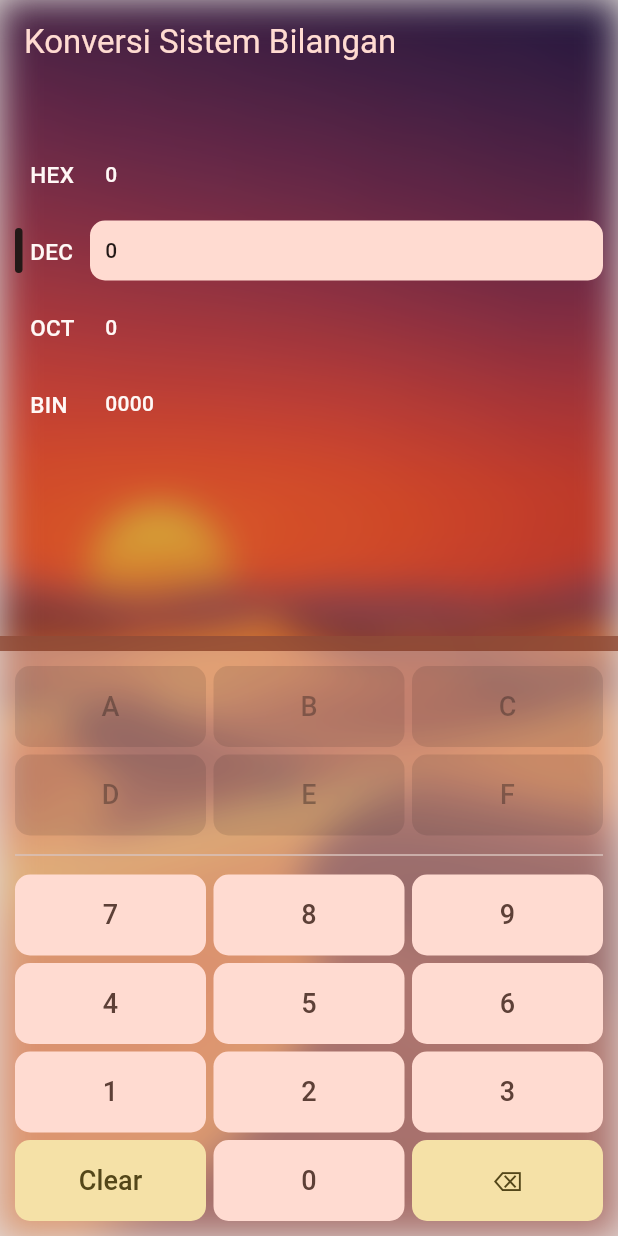
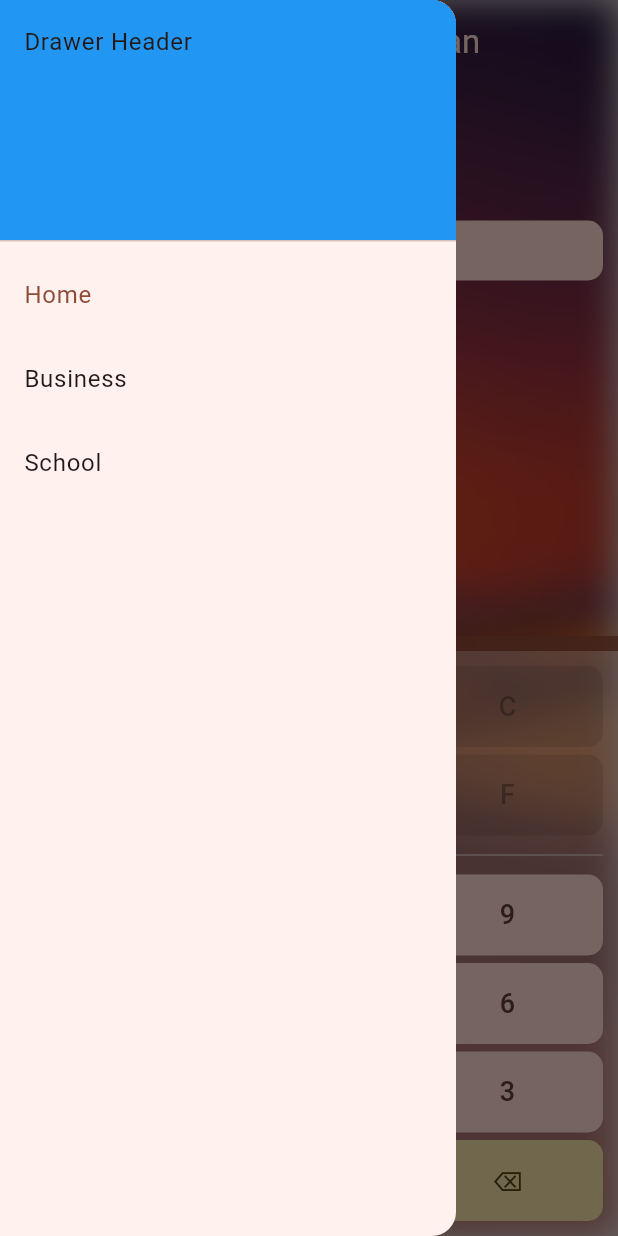
Before and after one commit to JavierGavra/number_conversion, a Flutter app: the screen it shows after launch, with the side drawer open (before the commit the screen has no drawer), on a phone screen of 412 x 824 dp. Run offline on Flutter 3.47's test engine with Material 3 defaults, Android fonts, the light colour scheme and no system bars; our stand-ins replace bloc, equatable, flutter_bloc.

Commit message:
Change project structure

```diff
--- /dev/null
+++ b/lib/core/bloc/provider.dart
@@ -0,0 +1,10 @@
+import 'package:flutter_bloc/flutter_bloc.dart';
+import 'package:number_conversion/features/real_time_conversion/bloc/real_time_conversion_bloc.dart';
+
+class Provider {
+  static get providers {
+    return [
+      BlocProvider(create: (context) => RealTimeConversionBloc()),
+    ];
+  }
+}
--- a/lib/views/widgets/custom_keyboard_widget.dart
+++ b/lib/core/widgets/custom_keyboard_widget.dart
@@ -1,19 +1,19 @@
 import 'package:flutter/material.dart';
 import 'package:flutter_bloc/flutter_bloc.dart';
-import 'package:number_conversion/bloc/number_conversion_bloc.dart';
-import 'package:number_conversion/model/keyboard_button_model.dart';
+import 'package:number_conversion/features/real_time_conversion/bloc/real_time_conversion_bloc.dart';
+import 'package:number_conversion/core/model/keyboard_button_model.dart';
 
 class CustomKeyboardWidget extends StatelessWidget {
   const CustomKeyboardWidget({super.key});
 
   List<List<KeyboardButtonModel>> _definekeyboardLayoutMatrix(
-    NumberConversionState state,
+    RealTimeConversionState state,
   ) {
-    if (state.status == NumberConversionStateStatus.binary) {
+    if (state.status == RealTimeConversionStateStatus.binary) {
       return KeyboardLayoutMatrixModel.binary;
-    } else if (state.status == NumberConversionStateStatus.octal) {
+    } else if (state.status == RealTimeConversionStateStatus.octal) {
       return KeyboardLayoutMatrixModel.octal;
-    } else if (state.status == NumberConversionStateStatus.hexadecimal) {
+    } else if (state.status == RealTimeConversionStateStatus.hexadecimal) {
       return KeyboardLayoutMatrixModel.hexadecimal;
     } else {
       return KeyboardLayoutMatrixModel.decimal;
@@ -23,59 +23,59 @@ class CustomKeyboardWidget extends StatelessWidget {
   void _performInputButton(
     BuildContext context,
     String input,
-    NumberConversionState state,
+    RealTimeConversionState state,
   ) {
     String newInput;
-    if (state.status == NumberConversionStateStatus.binary) {
+    if (state.status == RealTimeConversionStateStatus.binary) {
       newInput = state.binary + input;
-      context.read<NumberConversionBloc>().add(BinaryEvent(newInput));
-    } else if (state.status == NumberConversionStateStatus.decimal) {
+      context.read<RealTimeConversionBloc>().add(BinaryEvent(newInput));
+    } else if (state.status == RealTimeConversionStateStatus.decimal) {
       newInput = state.decimal + input;
-      context.read<NumberConversionBloc>().add(DecimalEvent(newInput));
-    } else if (state.status == NumberConversionStateStatus.octal) {
+      context.read<RealTimeConversionBloc>().add(DecimalEvent(newInput));
+    } else if (state.status == RealTimeConversionStateStatus.octal) {
       newInput = state.octal + input;
-      context.read<NumberConversionBloc>().add(OctalEvent(newInput));
-    } else if (state.status == NumberConversionStateStatus.hexadecimal) {
+      context.read<RealTimeConversionBloc>().add(OctalEvent(newInput));
+    } else if (state.status == RealTimeConversionStateStatus.hexadecimal) {
       if (state.hexadecimal == "0") {
         newInput = input;
       } else {
         newInput = state.hexadecimal + input;
       }
-      context.read<NumberConversionBloc>().add(HexadecimalEvent(newInput));
+      context.read<RealTimeConversionBloc>().add(HexadecimalEvent(newInput));
     }
   }
 
   void _performBackspaceButton(
     BuildContext context,
-    NumberConversionState state,
+    RealTimeConversionState state,
   ) {
     String newInput;
-    if (state.status == NumberConversionStateStatus.binary) {
+    if (state.status == RealTimeConversionStateStatus.binary) {
       newInput = (state.binary.length == 1)
           ? "0"
           : state.binary.substring(0, state.binary.length - 1);
-      context.read<NumberConversionBloc>().add(BinaryEvent(newInput));
-    } else if (state.status == NumberConversionStateStatus.decimal) {
+      context.read<RealTimeConversionBloc>().add(BinaryEvent(newInput));
+    } else if (state.status == RealTimeConversionStateStatus.decimal) {
       newInput = (state.decimal.length == 1)
           ? "0"
           : state.decimal.substring(0, state.decimal.length - 1);
-      context.read<NumberConversionBloc>().add(DecimalEvent(newInput));
-    } else if (state.status == NumberConversionStateStatus.octal) {
+      context.read<RealTimeConversionBloc>().add(DecimalEvent(newInput));
+    } else if (state.status == RealTimeConversionStateStatus.octal) {
       newInput = (state.octal.length == 1)
           ? "0"
           : state.octal.substring(0, state.octal.length - 1);
-      context.read<NumberConversionBloc>().add(OctalEvent(newInput));
-    } else if (state.status == NumberConversionStateStatus.hexadecimal) {
+      context.read<RealTimeConversionBloc>().add(OctalEvent(newInput));
+    } else if (state.status == RealTimeConversionStateStatus.hexadecimal) {
       newInput = (state.hexadecimal.length == 1)
           ? "0"
           : state.hexadecimal.substring(0, state.hexadecimal.length - 1);
-      context.read<NumberConversionBloc>().add(HexadecimalEvent(newInput));
+      context.read<RealTimeConversionBloc>().add(HexadecimalEvent(newInput));
     }
   }
 
   @override
   Widget build(BuildContext context) {
-    return BlocBuilder<NumberConversionBloc, NumberConversionState>(
+    return BlocBuilder<RealTimeConversionBloc, RealTimeConversionState>(
       builder: (context, state) {
         final List<List<KeyboardButtonModel>> keyboardLayoutMatrix =
             _definekeyboardLayoutMatrix(state);
@@ -140,7 +140,7 @@ class CustomKeyboardWidget extends StatelessWidget {
   Widget _buildInputButton(
     BuildContext context, {
     required KeyboardButtonModel keyboardButton,
-    required NumberConversionState state,
+    required RealTimeConversionState state,
   }) {
     return Expanded(
       child: SizedBox(
@@ -166,7 +166,7 @@ class CustomKeyboardWidget extends StatelessWidget {
   Widget _buildAdditionalButton(
     BuildContext context, {
     required String label,
-    required NumberConversionState state,
+    required RealTimeConversionState state,
   }) {
     final ColorScheme color = Theme.of(context).colorScheme;
     return Expanded(
@@ -175,7 +175,7 @@ class CustomKeyboardWidget extends StatelessWidget {
         child: FilledButton.tonal(
           onPressed: () {
             if (label == "Clear") {
-              context.read<NumberConversionBloc>().add(ClearEvent());
+              context.read<RealTimeConversionBloc>().add(ClearEvent());
             } else if (label == "⌫") {
               _performBackspaceButton(context, state);
             }
--- a/lib/bloc/number_conversion_event.dart
+++ b/lib/features/real_time_conversion/bloc/real_time_conversion_event.dart
@@ -1,15 +1,15 @@
-part of 'number_conversion_bloc.dart';
+part of 'real_time_conversion_bloc.dart';
 
-sealed class NumberConversionEvent extends Equatable {
-  const NumberConversionEvent();
+sealed class RealTimeConversionEvent extends Equatable {
+  const RealTimeConversionEvent();
 
   @override
   List<Object?> get props => throw UnimplementedError();
 }
 
-class ClearEvent extends NumberConversionEvent {}
+class ClearEvent extends RealTimeConversionEvent {}
 
-class BinaryEvent extends NumberConversionEvent {
+class BinaryEvent extends RealTimeConversionEvent {
   final String binary;
 
   const BinaryEvent(this.binary);
@@ -18,7 +18,7 @@ class BinaryEvent extends NumberConversionEvent {
   List<Object?> get props => [binary];
 }
 
-class DecimalEvent extends NumberConversionEvent {
+class DecimalEvent extends RealTimeConversionEvent {
   final String decimal;
 
   const DecimalEvent(this.decimal);
@@ -27,7 +27,7 @@ class DecimalEvent extends NumberConversionEvent {
   List<Object?> get props => [decimal];
 }
 
-class OctalEvent extends NumberConversionEvent {
+class OctalEvent extends RealTimeConversionEvent {
   final String octal;
 
   const OctalEvent(this.octal);
@@ -36,7 +36,7 @@ class OctalEvent extends NumberConversionEvent {
   List<Object?> get props => [octal];
 }
 
-class HexadecimalEvent extends NumberConversionEvent {
+class HexadecimalEvent extends RealTimeConversionEvent {
   final String hexadecimal;
 
   const HexadecimalEvent(this.hexadecimal);
--- a/lib/bloc/number_conversion_state.dart
+++ b/lib/features/real_time_conversion/bloc/real_time_conversion_state.dart
@@ -1,15 +1,15 @@
-part of 'number_conversion_bloc.dart';
+part of 'real_time_conversion_bloc.dart';
 
-enum NumberConversionStateStatus { binary, decimal, octal, hexadecimal }
+enum RealTimeConversionStateStatus { binary, decimal, octal, hexadecimal }
 
-class NumberConversionState extends Equatable {
-  final NumberConversionStateStatus status;
+class RealTimeConversionState extends Equatable {
+  final RealTimeConversionStateStatus status;
   final String binary;
   final String decimal;
   final String octal;
   final String hexadecimal;
 
-  const NumberConversionState({
+  const RealTimeConversionState({
     required this.status,
     required this.binary,
     required this.decimal,
@@ -17,9 +17,9 @@ class NumberConversionState extends Equatable {
     required this.hexadecimal,
   });
 
-  const NumberConversionState.initial()
+  const RealTimeConversionState.initial()
       : this(
-          status: NumberConversionStateStatus.decimal,
+          status: RealTimeConversionStateStatus.decimal,
           binary: "0",
           decimal: "0",
           octal: "0",
--- a/lib/views/pages/home_page.dart
+++ b/lib/features/real_time_conversion/views/pages/real_time_conversion.dart
@@ -2,30 +2,30 @@ import 'dart:ui';
 
 import 'package:flutter/material.dart';
 import 'package:flutter_bloc/flutter_bloc.dart';
-import 'package:number_conversion/bloc/number_conversion_bloc.dart';
-import 'package:number_conversion/utils/format_text.dart';
-import 'package:number_conversion/views/widgets/custom_keyboard_widget.dart';
+import 'package:number_conversion/features/real_time_conversion/bloc/real_time_conversion_bloc.dart';
+import 'package:number_conversion/core/utils/format_text.dart';
+import 'package:number_conversion/core/widgets/custom_keyboard_widget.dart';
 
-class HomePage extends StatefulWidget {
-  const HomePage({super.key});
+class RealTimeConversionPage extends StatefulWidget {
+  const RealTimeConversionPage({super.key});
 
   @override
-  State<HomePage> createState() => _HomePageState();
+  State<RealTimeConversionPage> createState() => _RealTimeConversionPageState();
 }
 
-class _HomePageState extends State<HomePage> {
-  late NumberConversionState _state = NumberConversionState.initial();
+class _RealTimeConversionPageState extends State<RealTimeConversionPage> {
+  late RealTimeConversionState _state = RealTimeConversionState.initial();
 
-  void _selectMode(NumberConversionStateStatus id) {
-    if (id == NumberConversionStateStatus.binary) {
-      context.read<NumberConversionBloc>().add(BinaryEvent(_state.binary));
-    } else if (id == NumberConversionStateStatus.decimal) {
-      context.read<NumberConversionBloc>().add(DecimalEvent(_state.decimal));
-    } else if (id == NumberConversionStateStatus.octal) {
-      context.read<NumberConversionBloc>().add(OctalEvent(_state.octal));
-    } else if (id == NumberConversionStateStatus.hexadecimal) {
+  void _selectMode(RealTimeConversionStateStatus id) {
+    if (id == RealTimeConversionStateStatus.binary) {
+      context.read<RealTimeConversionBloc>().add(BinaryEvent(_state.binary));
+    } else if (id == RealTimeConversionStateStatus.decimal) {
+      context.read<RealTimeConversionBloc>().add(DecimalEvent(_state.decimal));
+    } else if (id == RealTimeConversionStateStatus.octal) {
+      context.read<RealTimeConversionBloc>().add(OctalEvent(_state.octal));
+    } else if (id == RealTimeConversionStateStatus.hexadecimal) {
       context
-          .read<NumberConversionBloc>()
+          .read<RealTimeConversionBloc>()
           .add(HexadecimalEvent(_state.hexadecimal));
     }
   }
@@ -41,6 +41,14 @@ class _HomePageState extends State<HomePage> {
         title: const Text("Konversi Sistem Bilangan"),
         backgroundColor: Colors.transparent,
         foregroundColor: color.primaryContainer,
+        leading: Builder(
+          builder: (context) {
+            return IconButton(
+              onPressed: () => Scaffold.of(context).openDrawer(),
+              icon: Icon(Icons.menu),
+            );
+          },
+        ),
       ),
       body: Stack(
         children: [
@@ -61,7 +69,7 @@ class _HomePageState extends State<HomePage> {
             child: Column(
               crossAxisAlignment: CrossAxisAlignment.start,
               children: [
-                BlocConsumer<NumberConversionBloc, NumberConversionState>(
+                BlocConsumer<RealTimeConversionBloc, RealTimeConversionState>(
                   listener: (context, state) => _state = state,
                   builder: (context, state) {
                     return Expanded(
@@ -75,22 +83,22 @@ class _HomePageState extends State<HomePage> {
                             _buildTextField(
                               context,
                               label: "HEX",
-                              id: NumberConversionStateStatus.hexadecimal,
+                              id: RealTimeConversionStateStatus.hexadecimal,
                             ),
                             _buildTextField(
                               context,
                               label: "DEC",
-                              id: NumberConversionStateStatus.decimal,
+                              id: RealTimeConversionStateStatus.decimal,
                             ),
                             _buildTextField(
                               context,
                               label: "OCT",
-                              id: NumberConversionStateStatus.octal,
+                              id: RealTimeConversionStateStatus.octal,
                             ),
                             _buildTextField(
                               context,
                               label: "BIN",
-                              id: NumberConversionStateStatus.binary,
+                              id: RealTimeConversionStateStatus.binary,
                             ),
                           ],
                         ),
@@ -112,25 +120,69 @@ class _HomePageState extends State<HomePage> {
           ),
         ],
       ),
+      drawer: Drawer(
+        // Add a ListView to the drawer. This ensures the user can scroll
+        // through the options in the drawer if there isn't enough vertical
+        // space to fit everything.
+        child: ListView(
+          // Important: Remove any padding from the ListView.
+          padding: EdgeInsets.zero,
+          children: [
+            const DrawerHeader(
+              decoration: BoxDecoration(color: Colors.blue),
+              child: Text('Drawer Header'),
+            ),
+            ListTile(
+              title: const Text('Home'),
+              selected: true,
+              onTap: () {
+                // Update the state of the app
+                // _onItemTapped(0);
+                // Then close the drawer
+                Navigator.pop(context);
+              },
+            ),
+            ListTile(
+              title: const Text('Business'),
+              selected: false,
+              onTap: () {
+                // Update the state of the app
+                // _onItemTapped(1);
+                // Then close the drawer
+                Navigator.pop(context);
+              },
+            ),
+            ListTile(
+              title: const Text('School'),
+              selected: false,
+              onTap: () {
+                // Update the state of the app
+                // _onItemTapped(2);
+                // Then close the drawer
+                Navigator.pop(context);
+              },
+            ),
+          ],
+        ),
+      ),
     );
   }
 
   Widget _buildTextField(
     BuildContext context, {
     required String label,
-    required NumberConversionStateStatus id,
+    required RealTimeConversionStateStatus id,
   }) {
     final ColorScheme color = Theme.of(context).colorScheme;
     String value = "0";
 
-    if (id == NumberConversionStateStatus.binary) {
+    if (id == RealTimeConversionStateStatus.binary) {
       value = formatBinary(_state.binary);
-      print(value.length);
-    } else if (id == NumberConversionStateStatus.decimal) {
+    } else if (id == RealTimeConversionStateStatus.decimal) {
       value = formatDecimal(_state.decimal);
-    } else if (id == NumberConversionStateStatus.octal) {
+    } else if (id == RealTimeConversionStateStatus.octal) {
       value = formatOctal(_state.octal);
-    } else if (id == NumberConversionStateStatus.hexadecimal) {
+    } else if (id == RealTimeConversionStateStatus.hexadecimal) {
       value = formatHexadecimal(_state.hexadecimal);
     }
 
--- a/lib/main.dart
+++ b/lib/main.dart
@@ -1,7 +1,7 @@
 import 'package:flutter/material.dart';
 import 'package:flutter_bloc/flutter_bloc.dart';
-import 'package:number_conversion/bloc/number_conversion_bloc.dart';
-import 'package:number_conversion/views/pages/home_page.dart';
+import 'package:number_conversion/core/bloc/provider.dart';
+import 'package:number_conversion/features/real_time_conversion/views/pages/real_time_conversion.dart';
 
 void main() {
   runApp(const MyApp());
@@ -13,8 +13,8 @@ class MyApp extends StatelessWidget {
   // This widget is the root of your application.
   @override
   Widget build(BuildContext context) {
-    return BlocProvider(
-      create: (context) => NumberConversionBloc(),
+    return MultiBlocProvider(
+      providers: Provider.providers,
       child: MaterialApp(
         title: 'Flutter Demo',
         debugShowCheckedModeBanner: false,
@@ -23,7 +23,7 @@ class MyApp extends StatelessWidget {
           colorScheme: ColorScheme.fromSeed(seedColor: Colors.deepOrange),
           useMaterial3: true,
         ),
-        home: const HomePage(),
+        home: const RealTimeConversionPage(),
       ),
     );
   }
```
Also changed, not shown: lib/core/model/number_base/number_base.dart (added, +34 -0 lines), lib/features/real_time_conversion/bloc/real_time_conversion_bloc.dart (renamed from lib/bloc/number_conversion_bloc.dart, +20 -24 lines), lib/number_base/number_base.dart (deleted, +0 -20 lines), lib/core/model/keyboard_button_model.dart (renamed from lib/model/keyboard_button_model.dart), lib/core/model/number_base/binary.dart (renamed from lib/number_base/binary.dart), lib/core/model/number_base/decimal.dart (renamed from lib/number_base/decimal.dart), lib/core/model/number_base/hexadecimal.dart (renamed from lib/number_base/hexadecimal.dart), lib/core/model/number_base/octal.dart (renamed from lib/number_base/octal.dart), lib/core/utils/format_text.dart (renamed from lib/utils/format_text.dart), 1 other file.
